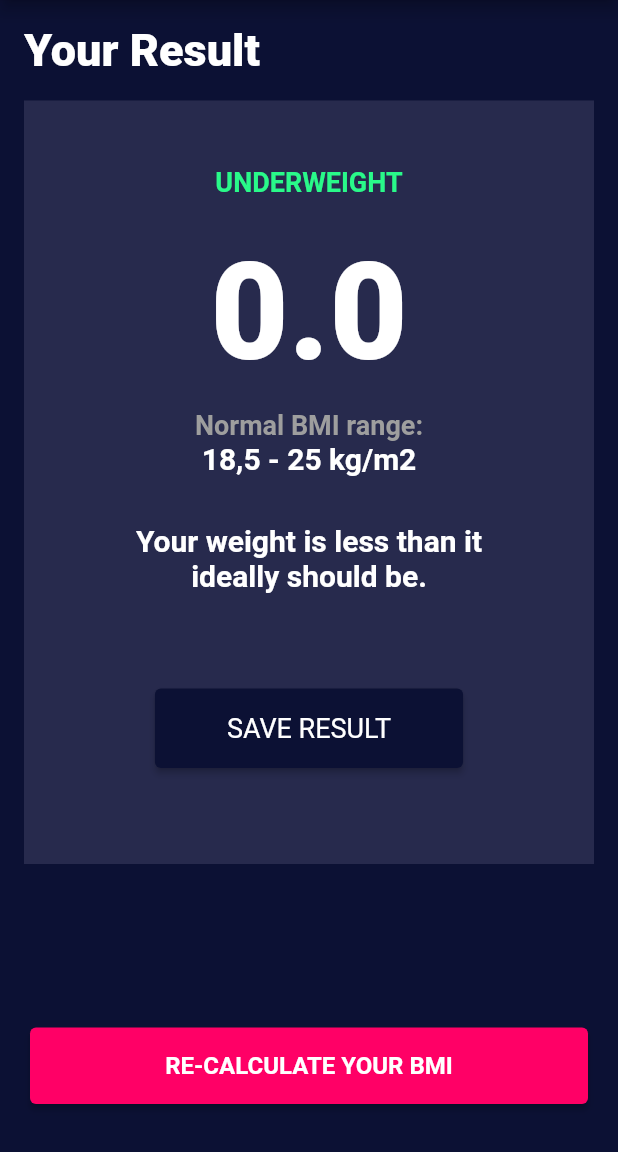
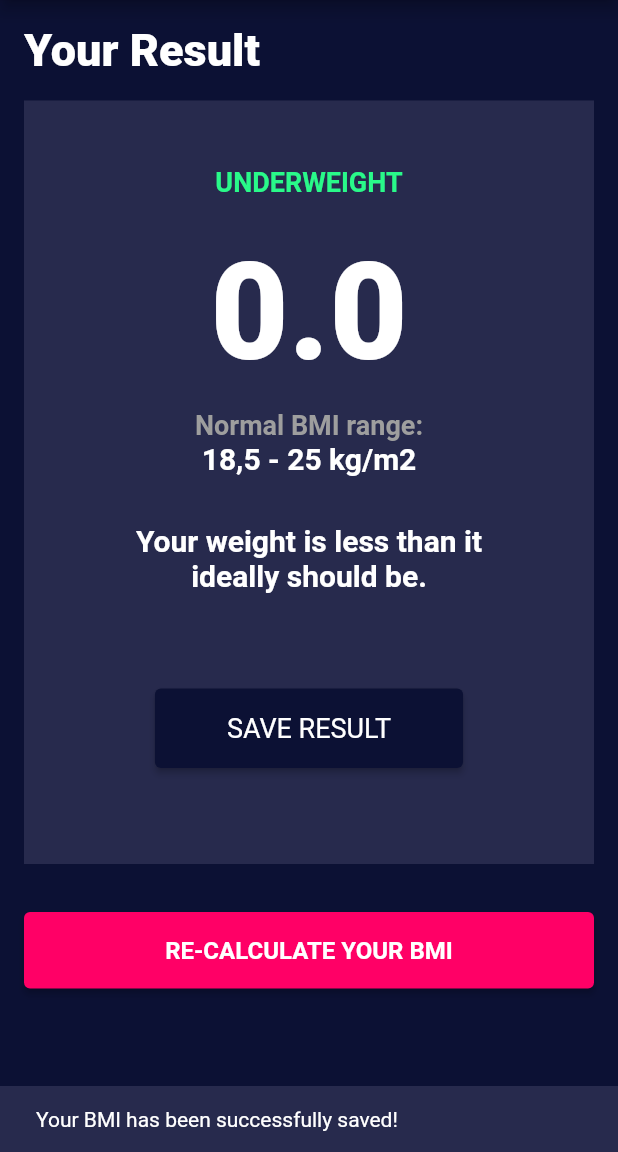
Before and after one commit to juliakowalikk/bmi_calc_cubit, a Flutter app: the ResultPage screen opened directly with empty values, after a tap on "SAVE RESULT", on a phone screen of 412 x 824 dp, the part 84-1236 px from its top. Run offline on Flutter 3.47's test engine with Material 2 defaults, Android fonts, the phone set to English and light mode, and no system bars; our stand-ins replace flutter_bloc; generated files the repository leaves out were written again.

Commit message:
Add Scaffold Messenger

```diff
--- a/lib/l10n/app_en.arb
+++ b/lib/l10n/app_en.arb
@@ -25,5 +25,6 @@
   "underweightTitle": "UNDERWEIGHT",
   "normalWeightTitle":"NORMAL",
   "overweightTitle": "OVERWEIGHT",
-  "obesityTitle":"OBESITY"
+  "obesityTitle":"OBESITY",
+  "snackBarMessage": "Your BMI has been successfully saved!"
 }
--- a/lib/pages/home_page/home_page.dart
+++ b/lib/pages/home_page/home_page.dart
@@ -24,8 +24,7 @@ class _HomePageState extends State<HomePage> {
   Widget build(BuildContext context) => BlocListener<BmiCubit, BmiState>(
         listener: _listener,
         child: BlocBuilder<BmiCubit, BmiState>(
-          builder: (context, state) {
-            return Scaffold(
+          builder: (context, state) => Scaffold(
             drawer: const DrawerBody(),
             backgroundColor: backgroundColor,
             appBar: AppBar(
@@ -40,19 +39,20 @@ class _HomePageState extends State<HomePage> {
                     const GenderPart(),
                     const HeightTile(),
                     const WeightAgePart(),
-                      const Spacer(),
-                      MyButton(
-                        onPressed: () {
-                          context.read<BmiCubit>().calculateBMI();
-                        },
+                    Padding(
+                      padding: const EdgeInsets.only(
+                          top: Dimens.xm, left: Dimens.s, right: Dimens.s),
+                      child: MyButton(
+                        onPressed: () =>
+                            context.read<BmiCubit>().calculateBMI(),
                         title: Strings.of(context).calculate,
+                      ),
                     ),
                   ],
                 ),
               ),
             ),
-            );
-          },
+          ),
         ),
       );
 
--- a/lib/pages/result_page/result_page.dart
+++ b/lib/pages/result_page/result_page.dart
@@ -16,7 +16,10 @@ class ResultPage extends StatelessWidget {
   });
 
   @override
-  Widget build(BuildContext context) => BlocBuilder<BmiCubit, BmiState>(
+  Widget build(BuildContext context) => ScaffoldMessenger(
+        child: BlocListener<BmiCubit, BmiState>(
+          listener: _listener,
+          child: BlocBuilder<BmiCubit, BmiState>(
             builder: (context, state) {
               return Scaffold(
                 backgroundColor: backgroundColor,
@@ -30,17 +33,35 @@ class ResultPage extends StatelessWidget {
                     child: Column(
                       children: [
                         ResultBody(bmi: calculatedBmi),
-                    const Spacer(),
-                    MyButton(
+                        Padding(
+                          padding: const EdgeInsets.only(top: Dimens.xxxl),
+                          child: MyButton(
                               onPressed: () {
                                 Navigator.pop(context);
                               },
                               title: Strings.of(context).recalculate),
+                        ),
                       ],
                     ),
                   ),
                 ),
               );
             },
+          ),
+        ),
+      );
+
+  void _listener(
+    BuildContext context,
+    BmiState state,
+  ) {
+    if (state is BmiSaved) {
+      ScaffoldMessenger.of(context).showSnackBar(
+        SnackBar(
+          backgroundColor: navyBlue,
+          content: Text(Strings.of(context).snackBarMessage),
+        ),
       );
     }
+  }
+}
--- a/lib/widgets/my_button.dart
+++ b/lib/widgets/my_button.dart
@@ -14,10 +14,7 @@ class MyButton extends StatelessWidget {
   });
 
   @override
-  Widget build(BuildContext context) => Padding(
-        padding: const EdgeInsets.symmetric(
-            vertical: Dimens.xxl, horizontal: Dimens.s),
-        child: SizedBox(
+  Widget build(BuildContext context) => SizedBox(
         width: double.infinity,
         child: ElevatedButton(
           style: ElevatedButton.styleFrom(backgroundColor: pink),
@@ -30,6 +27,5 @@ class MyButton extends StatelessWidget {
             ),
           ),
         ),
-        ),
       );
 }
```
Lines whose indentation alone changed are shown as unchanged.
